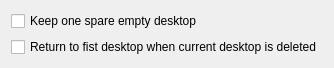
First picture: the form in contents/ui/config.ui, repository Ubiquitine/temporary-virtual-desktops, before the edit.
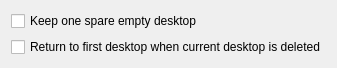
Second picture: the form after the edit.

Commit message:
Typo fix "fist" to "first"
fix typo only

Patch:
```diff
--- a/contents/ui/config.ui
+++ b/contents/ui/config.ui
@@ -27,7 +27,7 @@
    <item row="1" column="0">
     <widget class="QCheckBox" name="kcfg_backHome">
      <property name="text">
-      <string>Return to fist desktop when current desktop is deleted</string>
+      <string>Return to first desktop when current desktop is deleted</string>
      </property>
      <property name="checked">
       <bool>false</bool>
```
